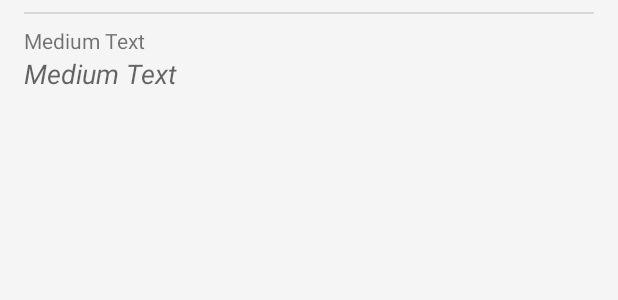
After one commit to bdiegel/android-tmdb, an Android app: the layout video_item.xml on its own in the app's theme, with its tools: preview values and no code run, on a phone screen of 412 x 824 dp. The commit adds this screen. Shown: the top 300 px of the screen. Run offline under Robolectric (Android 15) with nearby library versions, the phone set to English and light mode, and no system bars.

Commit message:
define style for recycler view item divider

```diff
--- a/app/src/main/java/com/honu/tmdb/ReviewActivity.java
+++ /dev/null
@@ -1,37 +0,0 @@
-package com.honu.tmdb;
-
-import android.support.v7.app.AppCompatActivity;
-import android.os.Bundle;
-import android.view.Menu;
-import android.view.MenuItem;
-
-public class ReviewActivity extends AppCompatActivity {
-
-    @Override
-    protected void onCreate(Bundle savedInstanceState) {
-        super.onCreate(savedInstanceState);
-        setContentView(R.layout.activity_review);
-    }
-
-    @Override
-    public boolean onCreateOptionsMenu(Menu menu) {
-        // Inflate the menu; this adds items to the action bar if it is present.
-        getMenuInflater().inflate(R.menu.menu_review, menu);
-        return true;
-    }
-
-    @Override
-    public boolean onOptionsItemSelected(MenuItem item) {
-        // Handle action bar item clicks here. The action bar will
-        // automatically handle clicks on the Home/Up button, so long
-        // as you specify a parent activity in AndroidManifest.xml.
-        int id = item.getItemId();
-
-        //noinspection SimplifiableIfStatement
-        if (id == R.id.action_settings) {
-            return true;
-        }
-
-        return super.onOptionsItemSelected(item);
-    }
-}
--- /dev/null
+++ b/app/src/main/res/layout/video_item.xml
@@ -0,0 +1,40 @@
+<?xml version="1.0" encoding="utf-8"?>
+<LinearLayout xmlns:android="http://schemas.android.com/apk/res/android"
+              xmlns:tools="http://schemas.android.com/tools"
+              android:layout_width="match_parent"
+              android:layout_height="match_parent"
+              android:orientation="vertical"
+              android:paddingBottom="8dp"
+              android:paddingLeft="@dimen/activity_horizontal_margin"
+              android:paddingRight="@dimen/activity_horizontal_margin"
+              android:paddingTop="8dp"
+              android:weightSum="1">
+
+    <View style="@style/Divider"/>
+
+    <TextView
+        android:id="@+id/review_author"
+        android:layout_width="match_parent"
+        android:layout_height="wrap_content"
+        android:layout_marginTop="8dp"
+        android:textAppearance="?android:attr/textAppearanceSmall"
+        android:textStyle="normal"
+        tools:text="Medium Text"
+        />
+
+    <!--android:fontFamily="sans-serif-light"-->
+
+    <TextView
+        android:id="@+id/review_content"
+        android:layout_width="match_parent"
+        android:layout_height="wrap_content"
+        android:layout_gravity="center_horizontal"
+        android:layout_weight="0.07"
+        android:ellipsize="end"
+        android:maxLines="3"
+        android:textAppearance="?android:attr/textAppearanceMedium"
+        android:textStyle="italic"
+        tools:text="Medium Text"
+        />
+
+</LinearLayout>
--- a/app/src/main/res/values/styles.xml
+++ b/app/src/main/res/values/styles.xml
@@ -30,4 +30,11 @@
         <item name="rippleColor">@android:color/white</item>
     </style>
     <!--<item name="android:src">@drawable/fab_favorite_icons</item>-->
+
+    <style name="Divider">
+        <item name="android:layout_width">match_parent</item>
+        <item name="android:layout_height">1dp</item>
+        <item name="android:background">?android:attr/listDivider</item>
+    </style>
+
 </resources>
```
